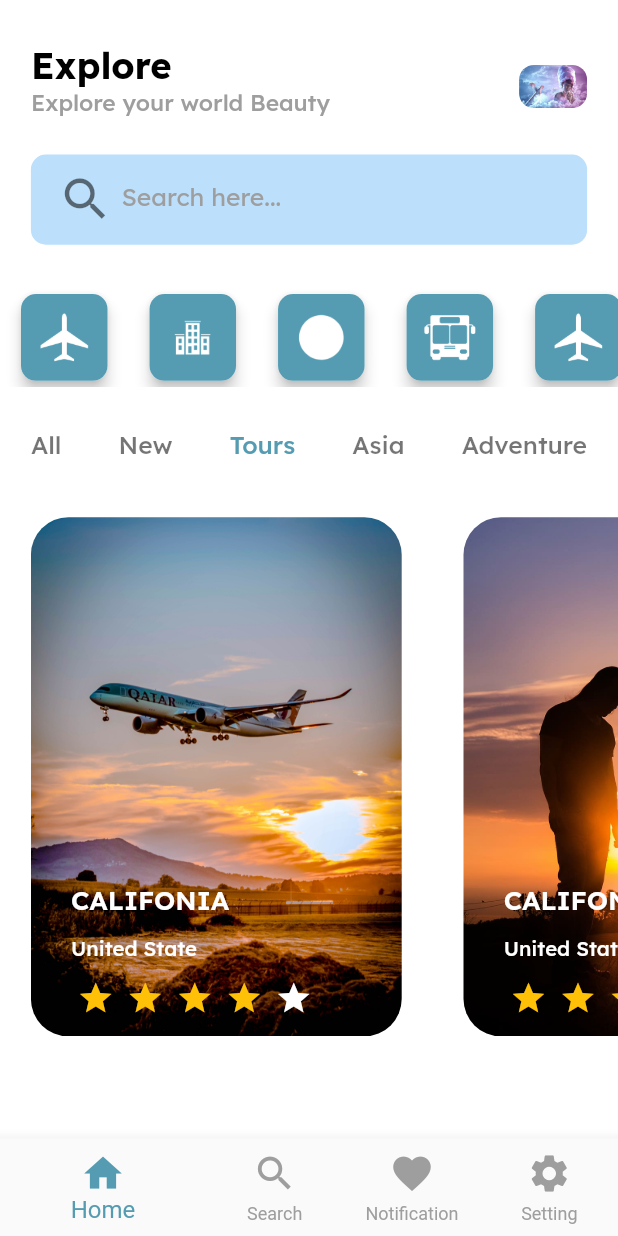
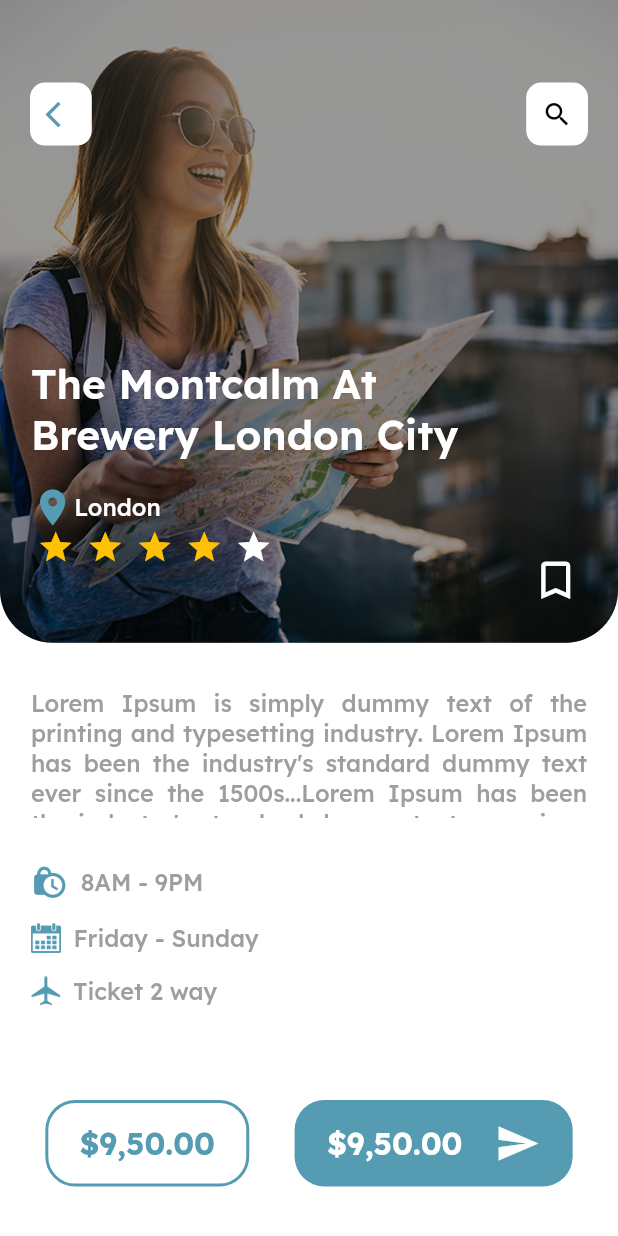
Before and after one commit to hello-favour/travel-app-ui, a Flutter app: the HomeScreen screen opened directly, after a tap on "CALIFONIA", on a phone screen of 412 x 824 dp. Run offline on Flutter 3.47's test engine with Material 2 defaults, Android fonts, the phone set to English and light mode, and no system bars; drawn by our look-alikes of flutter_rating_bar; our stand-ins replace google_fonts.

Commit message:
finish building place screen

```diff
--- a/lib/screens/home_screen.dart
+++ b/lib/screens/home_screen.dart
@@ -1,6 +1,8 @@
 import 'package:google_fonts/google_fonts.dart';
 import 'package:travel_app_ui/constants/icons_path.dart';
 import 'package:travel_app_ui/constants/image_path.dart';
+import 'package:travel_app_ui/screens/place_order_screen.dart';
+import 'package:travel_app_ui/screens/place_screen.dart';
 import 'package:travel_app_ui/themes/app_colors.dart';
 import 'package:travel_app_ui/themes/card_padding.dart';
 import 'package:flutter/material.dart';
@@ -224,7 +226,12 @@ class _HomeScreenState extends State<HomeScreen> {
                         padding: EdgeInsets.symmetric(
                             horizontal: width * 0.05, vertical: height * 0.01),
                         child: InkWell(
-                          onTap: () {},
+                          onTap: () {
+                            Navigator.push(context,
+                                MaterialPageRoute(builder: (context) {
+                              return const PlaceOrderScreen();
+                            }));
+                          },
                           child: Container(
                             width: width * 0.6,
                             decoration: BoxDecoration(
--- /dev/null
+++ b/lib/screens/place_order_screen.dart
@@ -0,0 +1,321 @@
+import 'package:flutter/material.dart';
+import 'package:flutter_rating_bar/flutter_rating_bar.dart';
+import 'package:google_fonts/google_fonts.dart';
+import 'package:travel_app_ui/constants/icons_path.dart';
+import 'package:travel_app_ui/constants/image_path.dart';
+import 'package:travel_app_ui/themes/app_colors.dart';
+
+class PlaceOrderScreen extends StatefulWidget {
+  const PlaceOrderScreen({super.key});
+
+  @override
+  State<PlaceOrderScreen> createState() => _PlaceOrderScreenState();
+}
+
+class _PlaceOrderScreenState extends State<PlaceOrderScreen> {
+  var height, width;
+  @override
+  Widget build(BuildContext context) {
+    height = MediaQuery.of(context).size.height;
+    width = MediaQuery.of(context).size.width;
+    return Scaffold(
+      body: SingleChildScrollView(
+        child: Container(
+          color: AppColors.appWhite,
+          width: width,
+          height: height,
+          child: Column(
+            children: [
+              Container(
+                width: double.infinity,
+                height: height * 0.52,
+                decoration: const BoxDecoration(
+                  image: DecorationImage(
+                    image: AssetImage(
+                      ImagePath.girlTravel,
+                    ),
+                    fit: BoxFit.cover,
+                  ),
+                  borderRadius: BorderRadius.only(
+                    bottomLeft: Radius.circular(35),
+                    bottomRight: Radius.circular(35),
+                  ),
+                ),
+                child: Stack(
+                  children: [
+                    Container(
+                      height: height,
+                      width: width,
+                      decoration: BoxDecoration(
+                        color: Colors.black.withOpacity(0.40),
+                        borderRadius: const BorderRadius.only(
+                          bottomLeft: Radius.circular(35),
+                          bottomRight: Radius.circular(35),
+                        ),
+                      ),
+                    ),
+                    Padding(
+                      padding: const EdgeInsets.symmetric(
+                          horizontal: 20, vertical: 55),
+                      child: Row(
+                        mainAxisAlignment: MainAxisAlignment.spaceBetween,
+                        children: [
+                          InkWell(
+                            onTap: () {
+                              Navigator.pop(context);
+                            },
+                            child: Container(
+                              height: height * 0.051,
+                              width: width * 0.1,
+                              decoration: const BoxDecoration(
+                                color: AppColors.appWhite,
+                                borderRadius: BorderRadius.all(
+                                  Radius.circular(10),
+                                ),
+                              ),
+                              child: Center(
+                                child: Icon(
+                                  Icons.arrow_back_ios,
+                                  color: AppColors.primaryColors,
+                                  size: width * 0.05,
+                                ),
+                              ),
+                            ),
+                          ),
+                          Container(
+                            height: height * 0.051,
+                            width: width * 0.1,
+                            decoration: const BoxDecoration(
+                              color: AppColors.appWhite,
+                              borderRadius: BorderRadius.all(
+                                Radius.circular(10),
+                              ),
+                            ),
+                            child: Center(
+                              child: Icon(
+                                Icons.search,
+                                color: AppColors.appBlack,
+                                size: width * 0.05,
+                              ),
+                            ),
+                          ),
+                        ],
+                      ),
+                    ),
+                    Align(
+                      alignment: Alignment.bottomCenter,
+                      child: SizedBox(
+                        height: height * 0.23,
+                        width: width * 0.9,
+                        child: Column(
+                          crossAxisAlignment: CrossAxisAlignment.start,
+                          children: [
+                            Text(
+                              "The Montcalm At\nBrewery London City",
+                              style: GoogleFonts.lexend(
+                                fontSize: width * 0.066,
+                                fontWeight: FontWeight.w600,
+                                color: AppColors.appWhite,
+                              ),
+                            ),
+                            SizedBox(height: height * 0.02),
+                            Row(
+                              children: [
+                                SizedBox(height: width * 0.03),
+                                Icon(
+                                  Icons.location_on,
+                                  color: AppColors.primaryColors,
+                                  size: width * 0.07,
+                                ),
+                                Text(
+                                  "London",
+                                  style: GoogleFonts.lexend(
+                                    fontSize: width * 0.038,
+                                    fontWeight: FontWeight.w500,
+                                    color: AppColors.appWhite,
+                                  ),
+                                ),
+                              ],
+                            ),
+                            RatingBar.builder(
+                              initialRating: 4,
+                              minRating: 1,
+                              direction: Axis.horizontal,
+                              allowHalfRating: true,
+                              itemCount: 5,
+                              itemSize: 25,
+                              unratedColor: AppColors.appWhite,
+                              itemPadding:
+                                  const EdgeInsets.symmetric(horizontal: 4.0),
+                              itemBuilder: (context, _) => const Icon(
+                                Icons.star,
+                                color: Colors.amber,
+                              ),
+                              onRatingUpdate: (rating) {
+                                print(rating);
+                              },
+                            ),
+                          ],
+                        ),
+                      ),
+                    ),
+                    Padding(
+                      padding: const EdgeInsets.all(25),
+                      child: Align(
+                        alignment: Alignment.bottomRight,
+                        child: Icon(
+                          Icons.bookmark_border,
+                          color: AppColors.appWhite,
+                          size: width * 0.08,
+                        ),
+                      ),
+                    ),
+                  ],
+                ),
+              ),
+              const SizedBox(height: 30),
+              Expanded(
+                child: SizedBox(
+                  width: width * 0.9,
+                  child: Text(
+                    "Lorem Ipsum is simply dummy text of the printing and typesetting industry. Lorem Ipsum has been the industry's standard dummy text ever since the 1500s...Lorem Ipsum has been the industry's standard dummy text ever since the 1500s",
+                    style: GoogleFonts.lexend(
+                      fontWeight: FontWeight.w500,
+                      fontSize: width * 0.038,
+                      color: Colors.grey,
+                    ),
+                    textAlign: TextAlign.justify,
+                  ),
+                ),
+              ),
+              const SizedBox(height: 30),
+              Padding(
+                padding: EdgeInsets.only(left: width * 0.05),
+                child: Row(
+                  children: [
+                    const Icon(
+                      Icons.lock_clock,
+                      color: AppColors.primaryColors,
+                      size: 25,
+                    ),
+                    SizedBox(width: width * 0.02),
+                    Text(
+                      "8AM - 9PM",
+                      style: GoogleFonts.lexend(
+                        fontSize: width * 0.038,
+                        fontWeight: FontWeight.w500,
+                        color: Colors.grey,
+                      ),
+                    ),
+                  ],
+                ),
+              ),
+              const SizedBox(height: 15),
+              Padding(
+                padding: EdgeInsets.only(left: width * 0.05),
+                child: Row(
+                  children: [
+                    Image.asset(
+                      IconsPath.calender,
+                      height: 20,
+                      color: AppColors.primaryColors,
+                    ),
+                    SizedBox(width: width * 0.02),
+                    Text(
+                      "Friday - Sunday",
+                      style: GoogleFonts.lexend(
+                        fontSize: width * 0.038,
+                        fontWeight: FontWeight.w500,
+                        color: Colors.grey,
+                      ),
+                    ),
+                  ],
+                ),
+              ),
+              const SizedBox(height: 15),
+              Padding(
+                padding: EdgeInsets.only(left: width * 0.05),
+                child: Row(
+                  children: [
+                    Image.asset(
+                      IconsPath.flight,
+                      height: 20,
+                      color: AppColors.primaryColors,
+                    ),
+                    SizedBox(width: width * 0.02),
+                    Text(
+                      "Ticket 2 way",
+                      style: GoogleFonts.lexend(
+                        fontSize: width * 0.038,
+                        fontWeight: FontWeight.w500,
+                        color: Colors.grey,
+                      ),
+                    ),
+                  ],
+                ),
+              ),
+              const SizedBox(height: 30),
+              SizedBox(
+                height: height * 0.15,
+                width: width,
+                child: Row(
+                  mainAxisAlignment: MainAxisAlignment.spaceEvenly,
+                  children: [
+                    Container(
+                      height: height * 0.07,
+                      width: width * 0.33,
+                      decoration: BoxDecoration(
+                        borderRadius: BorderRadius.circular(20),
+                        border: Border.all(
+                          color: AppColors.primaryColors,
+                          width: 2,
+                        ),
+                      ),
+                      child: Center(
+                        child: Text(
+                          "\$9,50.00",
+                          style: GoogleFonts.lexend(
+                            fontSize: width * 0.05,
+                            fontWeight: FontWeight.w700,
+                            color: AppColors.primaryColors,
+                          ),
+                        ),
+                      ),
+                    ),
+                    Container(
+                      height: height * 0.07,
+                      width: width * 0.45,
+                      decoration: BoxDecoration(
+                        color: AppColors.primaryColors,
+                        borderRadius: BorderRadius.circular(20),
+                      ),
+                      child: Row(
+                        mainAxisAlignment: MainAxisAlignment.spaceEvenly,
+                        crossAxisAlignment: CrossAxisAlignment.center,
+                        children: [
+                          Text(
+                            "\$9,50.00",
+                            style: GoogleFonts.lexend(
+                              fontSize: width * 0.05,
+                              fontWeight: FontWeight.w700,
+                              color: AppColors.appWhite,
+                            ),
+                          ),
+                          const Icon(
+                            Icons.send,
+                            color: AppColors.appWhite,
+                            size: 30,
+                          ),
+                        ],
+                      ),
+                    ),
+                  ],
+                ),
+              ),
+            ],
+          ),
+        ),
+      ),
+    );
+  }
+}
```
Also changed, not shown: lib/screens/place_screen.dart (added, +288 -0 lines).
